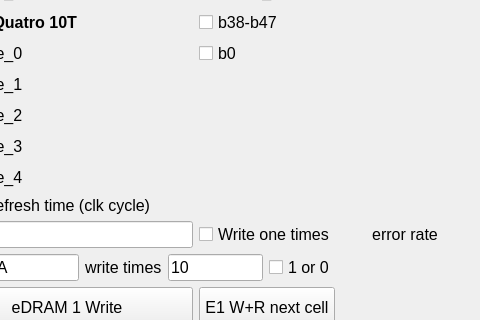
Before: the Qt Designer form mainwindow.ui in trangjackie/edram65nm_tester, drawn with Qt 5; both pictures show x 546 to 1026 and y 340 to 660 of the 1026 by 748 pixel window.
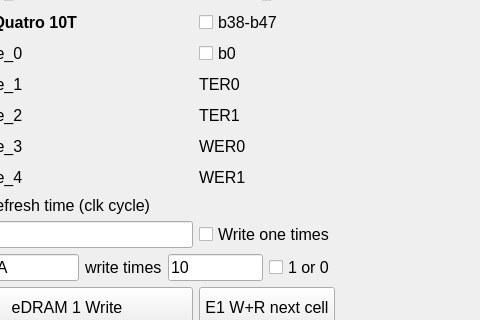
After: the same form once the commit is applied. Icons and pictures are not drawn.

Commit message: separate ER of bit 0 and bit 1

Diff of the .ui file:
```diff
--- a/mainwindow.ui
+++ b/mainwindow.ui
@@ -913,16 +913,6 @@
       </item>
      </layout>
     </item>
-    <item row="19" column="4">
-     <widget class="QLabel" name="label_RetensionER">
-      <property name="text">
-       <string>error rate</string>
-      </property>
-      <property name="alignment">
-       <set>Qt::AlignCenter</set>
-      </property>
-     </widget>
-    </item>
     <item row="23" column="3">
      <widget class="QPushButton" name="pushButton">
       <property name="sizePolicy">
@@ -1102,6 +1092,37 @@
       </item>
      </layout>
     </item>
+    <item row="14" column="3">
+     <widget class="QLabel" name="label_RetensionER0">
+      <property name="text">
+       <string>TER0</string>
+      </property>
+      <property name="alignment">
+       <set>Qt::AlignLeading|Qt::AlignLeft|Qt::AlignVCenter</set>
+      </property>
+     </widget>
+    </item>
+    <item row="15" column="3">
+     <widget class="QLabel" name="label_RetensionER1">
+      <property name="text">
+       <string>TER1</string>
+      </property>
+     </widget>
+    </item>
+    <item row="16" column="3">
+     <widget class="QLabel" name="label_WriteER0">
+      <property name="text">
+       <string>WER0</string>
+      </property>
+     </widget>
+    </item>
+    <item row="17" column="3">
+     <widget class="QLabel" name="label_WriteER1">
+      <property name="text">
+       <string>WER1</string>
+      </property>
+     </widget>
+    </item>
    </layout>
   </widget>
   <widget class="QToolBar" name="mainToolBar">
```
The commit also changes 2 other files.
